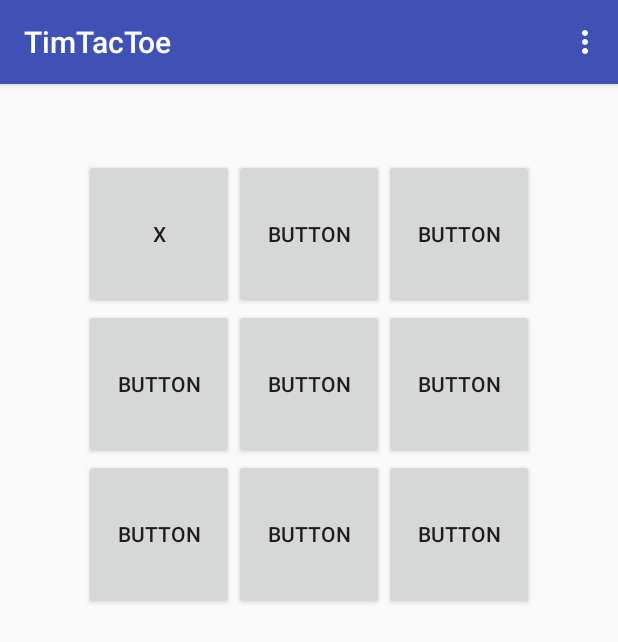
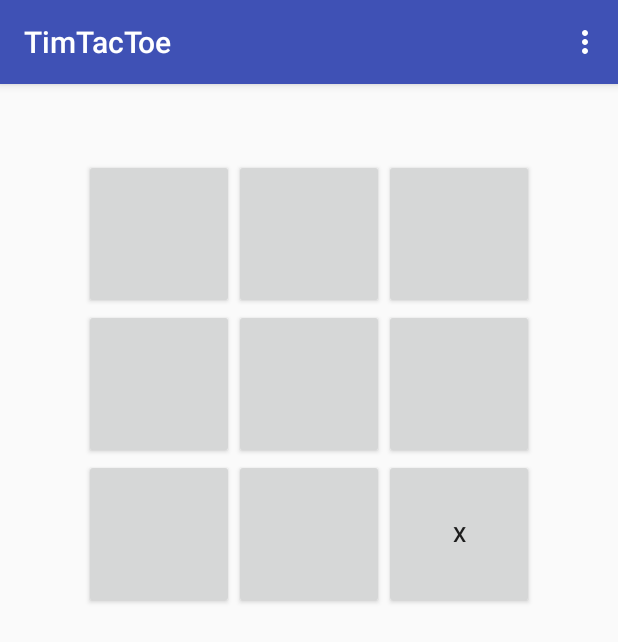
Before and after one commit to Vluuks/TicTacToe-2018-java, an Android app: the screen it shows after launch (MainActivity), after a tap on an icon or button, on a phone screen of 412 x 824 dp. Shown: the top 642 px of the screen. Run offline under Robolectric (Android 15) with nearby library versions, the phone set to English and light mode, and no system bars; 1 other tap on this screen came first.

```diff
--- a/app/src/main/java/com/example/gebruiker/timtactoe/GamePlay.java
+++ b/app/src/main/java/com/example/gebruiker/timtactoe/GamePlay.java
@@ -3,11 +3,13 @@ package com.example.gebruiker.timtactoe;
 import android.content.Context;
 import android.widget.GridLayout;
 
+import java.io.Serializable;
+
 /**
  * Created by Gebruiker on 7-2-2018.
  */
 
-public class GamePlay {
+public class GamePlay implements Serializable {
 
     Context context;
     GridLayout tileLayout;
--- a/app/src/main/java/com/example/gebruiker/timtactoe/MainActivity.java
+++ b/app/src/main/java/com/example/gebruiker/timtactoe/MainActivity.java
@@ -15,13 +15,22 @@ import android.widget.Toast;
 public class MainActivity extends AppCompatActivity {
 
     GamePlay gamePlay;
+    GridLayout gl;
 
     @Override
     protected void onCreate(Bundle savedInstanceState) {
         super.onCreate(savedInstanceState);
         setContentView(R.layout.activity_main);
 
-        gamePlay = new GamePlay();
+        gl = findViewById(R.id.tileLayout);
+
+        // Check if we're restoring something
+        if(savedInstanceState != null) {
+            gamePlay = (GamePlay) savedInstanceState.getSerializable("GamePlayInstance");
+        }
+        else {
+            gamePlay = new GamePlay();
+        }
     }
 
     @Override
@@ -76,13 +85,30 @@ public class MainActivity extends AppCompatActivity {
         GameState gameState = gamePlay.checkForWinner();
         if(gameState == GameState.PLAYER_ONE || gameState == GameState.PLAYER_TWO) {
             makeToast(gameState.toString() + " is victorious!");
+            toggleClicks();
         }
         else if(gameState == GameState.DRAW) {
             makeToast("Nobody wins! It's a draw.");
+            toggleClicks();
         }
         else {
             Log.d("MainActivity", "no winner (yet)");
         }
+    }
+
+    @Override
+    protected void onSaveInstanceState(Bundle outState) {
+        super.onSaveInstanceState(outState);
+        outState.putSerializable("GamePlayInstance", gamePlay);
+    }
+
+    public void toggleClicks(){
+        // In an ideal world, this works, but alas
+        gl.setClickable(!gl.isClickable());
+    }
+
+    public void restoreUI(){
+        // something to restore the state of buttons?
     }
 
     /* Updates the "tile" to show the correct sign. */
@@ -102,7 +128,7 @@ public class MainActivity extends AppCompatActivity {
     }
 
     public void makeToast(String toastText) {
-        Toast toast = Toast.makeText(getApplicationContext(), toastText,Toast.LENGTH_LONG);
+        Toast toast = Toast.makeText(getApplicationContext(), toastText,Toast.LENGTH_SHORT);
         toast.show();
     }
 
--- a/app/src/main/res/layout/activity_main.xml
+++ b/app/src/main/res/layout/activity_main.xml
@@ -23,7 +23,6 @@
             android:layout_height="100dp"
             android:layout_column="0"
             android:layout_row="0"
-            android:text="Button"
             android:onClick="tileClicked"/>
 
         <Button
@@ -32,7 +31,6 @@
             android:layout_height="100dp"
             android:layout_column="1"
             android:layout_row="0"
-            android:text="Button"
             android:onClick="tileClicked"/>
 
         <Button
@@ -41,7 +39,6 @@
             android:layout_height="100dp"
             android:layout_column="2"
             android:layout_row="0"
-            android:text="Button"
             android:onClick="tileClicked"/>
 
         <Button
@@ -50,7 +47,6 @@
             android:layout_height="100dp"
             android:layout_column="0"
             android:layout_row="1"
-            android:text="Button"
             android:onClick="tileClicked"/>
 
         <Button
@@ -59,7 +55,6 @@
             android:layout_height="100dp"
             android:layout_column="1"
             android:layout_row="1"
-            android:text="Button"
             android:onClick="tileClicked"/>
 
         <Button
@@ -68,7 +63,6 @@
             android:layout_height="100dp"
             android:layout_column="2"
             android:layout_row="1"
-            android:text="Button"
             android:onClick="tileClicked"/>
 
         <Button
@@ -77,7 +71,6 @@
             android:layout_height="100dp"
             android:layout_column="0"
             android:layout_row="2"
-            android:text="Button"
             android:onClick="tileClicked"/>
 
         <Button
@@ -86,7 +79,6 @@
             android:layout_height="100dp"
             android:layout_column="1"
             android:layout_row="2"
-            android:text="Button"
             android:onClick="tileClicked"/>
 
         <Button
@@ -95,7 +87,6 @@
             android:layout_height="100dp"
             android:layout_column="2"
             android:layout_row="2"
-            android:text="Button"
             android:onClick="tileClicked"/>
     </GridLayout>
 </LinearLayout>
```
